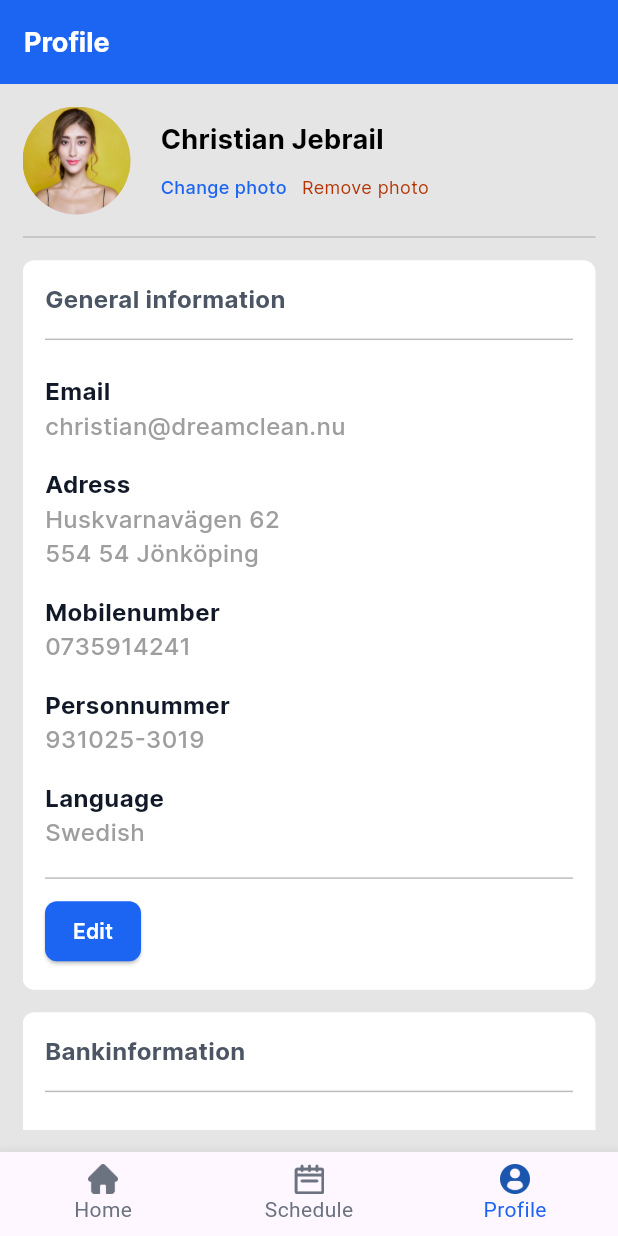
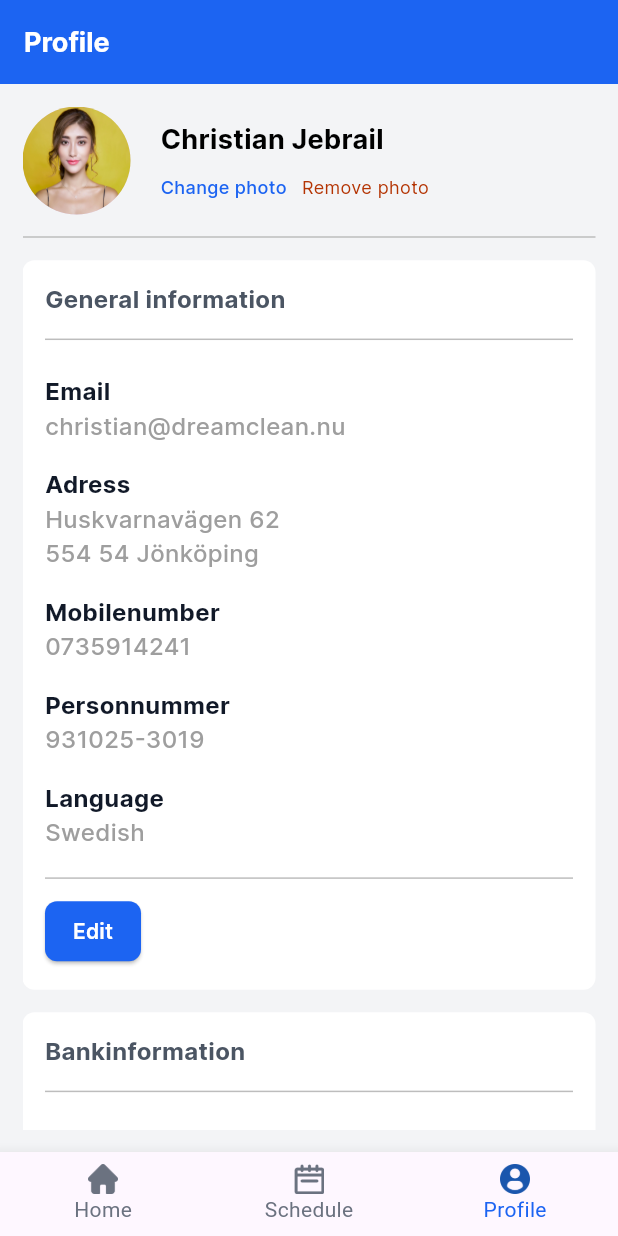
Before and after one commit to SutariyaMitul/Kabox, a Flutter app: the screen it shows after launch, item 3 of the bottom bar chosen, on a phone screen of 412 x 824 dp. Run offline on Flutter 3.47's test engine with Material 3 defaults, Android fonts, the phone set to English and light mode, and no system bars; our stand-ins replace flutter_svg, flutter_switch; missing offline and left inert: flutter_calendar_week; project files that could hold a hidden picture were left out.

Commit message:
sec commit

```diff
--- a/lib/Common/common_color.dart
+++ b/lib/Common/common_color.dart
@@ -1,7 +1,7 @@
 import 'dart:ui';
 
 class CommonColor{
-  static Color bgColor = const Color(0xffE5E5E5);
+  static Color bgColor = const Color(0xffF3F4F6);
   static Color black = const Color(0xff000000);
   static Color white = const Color(0xffFFFFFF);
   static Color colorBlue = const Color(0xff1C64F2);
--- a/lib/Common/text_style.dart
+++ b/lib/Common/text_style.dart
@@ -196,6 +196,13 @@ class TextStyles {
     fontFamily: 'Inter',
   );
 
+  static TextStyle eighteenTSWhiteNormal = const TextStyle(
+    fontSize: 18,
+    fontWeight: FontWeight.normal,
+    color: Colors.white,
+    fontFamily: 'Inter',
+  );
+
   static TextStyle sixteenTSWhite =  TextStyle(
     fontSize: 16,
     fontWeight: FontWeight.w500,
```
Also changed, not shown: lib/employee_screen/schedule_screen/schedule_screen.dart (+15 -6 lines), assets/images/calendar_icon_one.svg (added).
